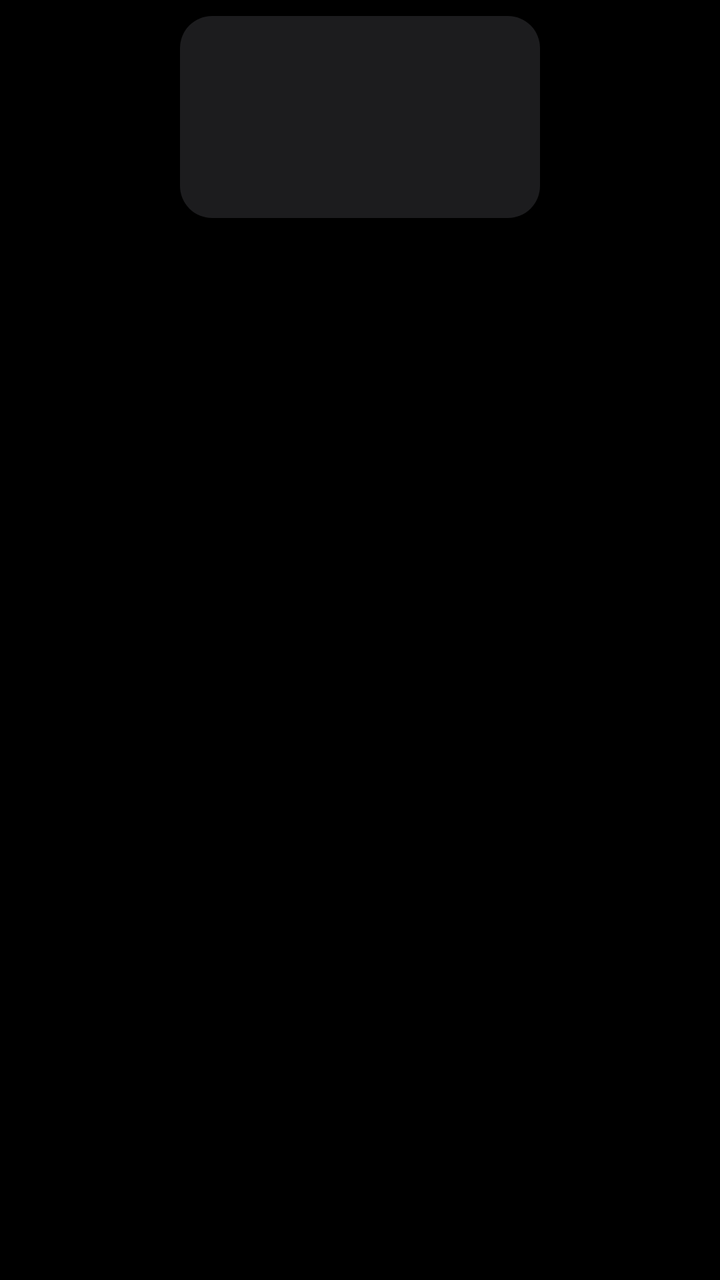
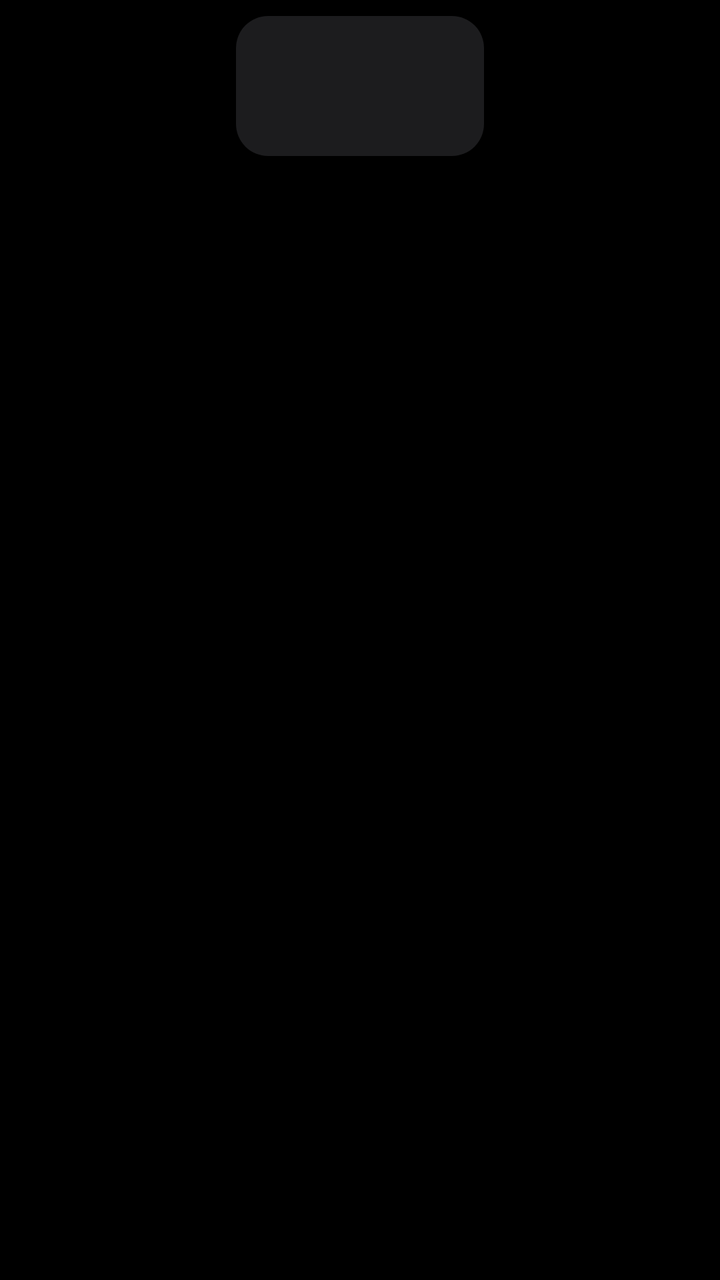

Two renders of the same Android screen: before a commit and after it. Below are the layout's source before the change and the commit's diff.
<!-- AndroidManifest.xml: application theme Theme.TvHome -->
<!-- res/layout/item_app.xml -->
<?xml version="1.0" encoding="utf-8"?>
<FrameLayout xmlns:android="http://schemas.android.com/apk/res/android"
    android:layout_width="match_parent"
    android:layout_height="wrap_content"
    android:paddingTop="8dp"
    android:paddingBottom="8dp"
    android:clipChildren="false"
    android:clipToPadding="false">

    <FrameLayout
        android:id="@+id/card"
        android:layout_width="180dp"
        android:layout_height="101dp"
        android:layout_gravity="center_horizontal|top"
        android:background="@drawable/tile_bg"
        android:focusable="true"
        android:clickable="true">

        <ImageView
            android:id="@+id/banner"
            android:layout_width="match_parent"
            android:layout_height="match_parent"
            android:scaleType="centerCrop"
            android:contentDescription="@null" />

        <ImageView
            android:id="@+id/icon"
            android:layout_width="48dp"
            android:layout_height="48dp"
            android:layout_gravity="center"
            android:layout_marginBottom="14dp"
            android:visibility="gone"
            android:contentDescription="@null" />

        <TextView
            android:id="@+id/label"
            android:layout_width="match_parent"
            android:layout_height="wrap_content"
            android:layout_gravity="bottom"
            android:paddingStart="10dp"
            android:paddingEnd="10dp"
            android:paddingBottom="8dp"
            android:gravity="center"
            android:singleLine="true"
            android:ellipsize="end"
            android:textColor="#FFFFFFFF"
            android:textSize="13sp"
            android:fontFamily="@font/outfit"
            android:visibility="gone" />
    </FrameLayout>

    <TextView
        android:id="@+id/name"
        android:layout_width="180dp"
        android:layout_height="22dp"
        android:layout_gravity="center_horizontal|top"
        android:layout_marginTop="108dp"
        android:gravity="center"
        android:singleLine="true"
        android:ellipsize="end"
        android:alpha="0"
        android:translationY="-6dp"
        android:textColor="#F2FFFFFF"
        android:textSize="14sp"
        android:fontFamily="@font/outfit"
        android:fontVariationSettings="'wght' 500"
        android:letterSpacing="0.02" />
</FrameLayout>
<!-- resources referenced by this layout -->
<resources>
  <!-- drawable tile_bg (drawable) -->
  <?xml version="1.0" encoding="utf-8"?>
  <shape xmlns:android="http://schemas.android.com/apk/res/android" android:shape="rectangle">
      <solid android:color="#FF1C1C1E" />
      <corners android:radius="16dp" />
  </shape>
  <style name="Theme.TvHome" parent="android:Theme.Material.NoActionBar.Fullscreen">
          <item name="android:windowBackground">@android:color/black</item>
          <item name="android:colorBackground">@android:color/black</item>
          <item name="android:windowAnimationStyle">@null</item>
      </style>
</resources>

<!-- the commit's change to res/layout/item_app.xml (unified diff, before → after) -->
@@ -9,8 +9,8 @@
 
     <FrameLayout
         android:id="@+id/card"
-        android:layout_width="180dp"
-        android:layout_height="101dp"
+        android:layout_width="@dimen/tile_width"
+        android:layout_height="@dimen/tile_height"
         android:layout_gravity="center_horizontal|top"
         android:background="@drawable/tile_bg"
         android:focusable="true"
@@ -51,10 +51,10 @@
 
     <TextView
         android:id="@+id/name"
-        android:layout_width="180dp"
+        android:layout_width="@dimen/tile_width"
         android:layout_height="22dp"
         android:layout_gravity="center_horizontal|top"
-        android:layout_marginTop="108dp"
+        android:layout_marginTop="@dimen/tile_name_top"
         android:gravity="center"
         android:singleLine="true"
         android:ellipsize="end"
<!-- resource entries referenced after the edit -->
@@ -1,5 +1,8 @@
 <!-- resources referenced by this layout -->
 <resources>
+  <dimen name="tile_height">70dp</dimen>
+  <dimen name="tile_name_top">77dp</dimen>
+  <dimen name="tile_width">124dp</dimen>
   <!-- drawable tile_bg (drawable) -->
   <?xml version="1.0" encoding="utf-8"?>
   <shape xmlns:android="http://schemas.android.com/apk/res/android" android:shape="rectangle">
